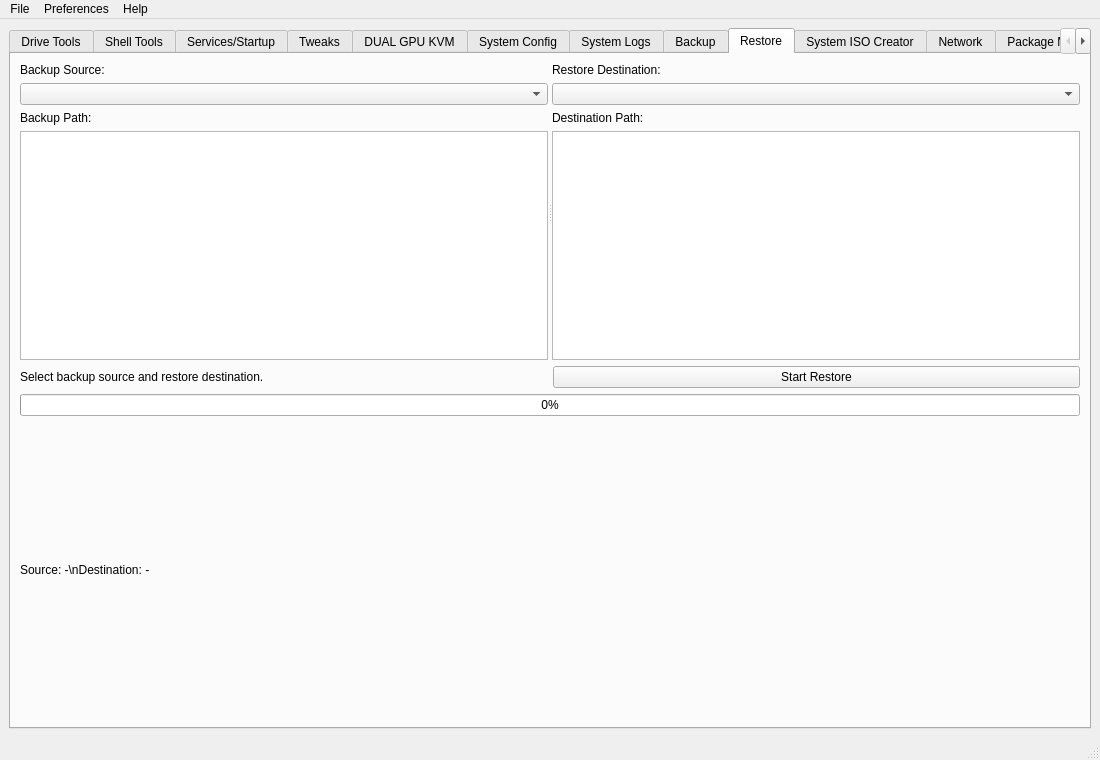
XetalEngine/CachyOsTools, file mainwindow.ui: the form before one commit.
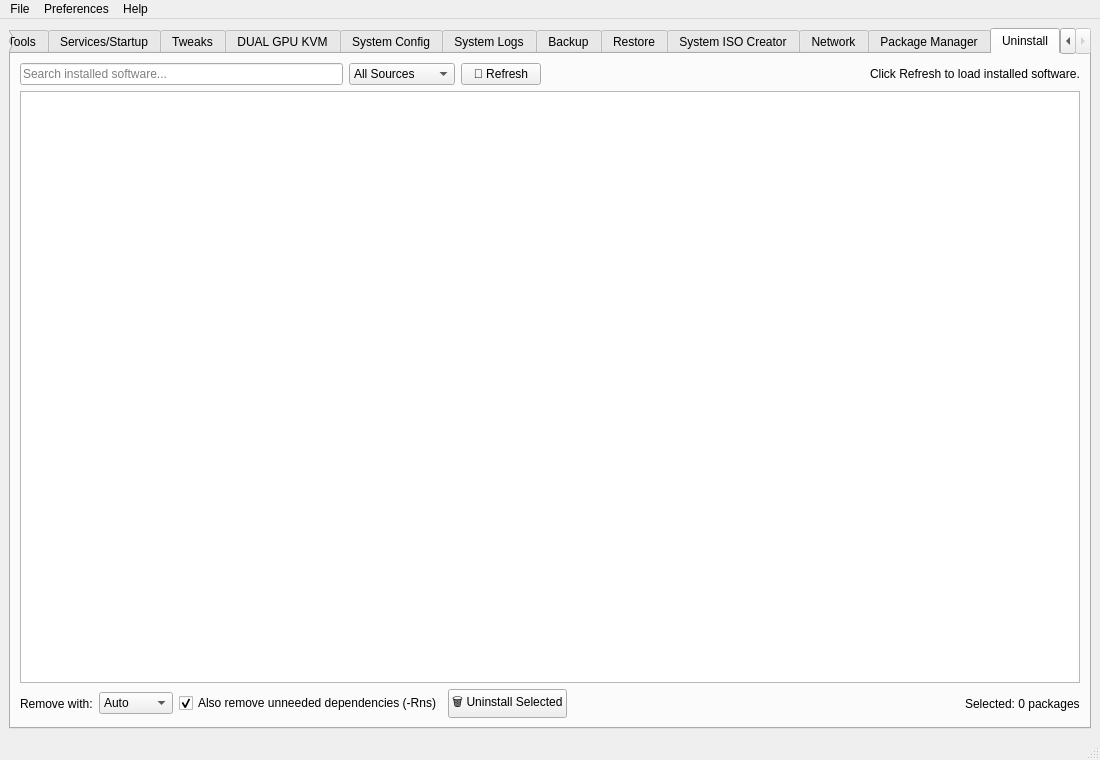
The form after the commit. The open tabs and pages were chosen to show the change.

Commit message: uninstall apps sortable added

```diff
--- a/mainwindow.ui
+++ b/mainwindow.ui
@@ -3686,6 +3686,164 @@
         </item>
        </layout>
       </widget>
+      <widget class="QWidget" name="uninstallTab">
+       <attribute name="title">
+        <string>Uninstall</string>
+       </attribute>
+       <layout class="QVBoxLayout" name="verticalLayout_uninstall">
+        <item>
+         <layout class="QHBoxLayout" name="uninstallTopLayout">
+          <item>
+           <widget class="QLineEdit" name="uninstallSearch">
+            <property name="placeholderText">
+             <string>Search installed software...</string>
+            </property>
+           </widget>
+          </item>
+          <item>
+           <widget class="QComboBox" name="uninstallSourceFilter">
+            <property name="toolTip">
+             <string>Filter by package source</string>
+            </property>
+            <item>
+             <property name="text">
+              <string>All Sources</string>
+             </property>
+            </item>
+            <item>
+             <property name="text">
+              <string>Official Repos</string>
+             </property>
+            </item>
+            <item>
+             <property name="text">
+              <string>AUR / Foreign</string>
+             </property>
+            </item>
+           </widget>
+          </item>
+          <item>
+           <widget class="QPushButton" name="uninstallRefreshButton">
+            <property name="text">
+             <string>🔄 Refresh</string>
+            </property>
+           </widget>
+          </item>
+          <item>
+           <spacer name="uninstallTopSpacer">
+            <property name="orientation">
+             <enum>Qt::Orientation::Horizontal</enum>
+            </property>
+            <property name="sizeHint" stdset="0">
+             <size>
+              <width>40</width>
+              <height>20</height>
+             </size>
+            </property>
+           </spacer>
+          </item>
+          <item>
+           <widget class="QLabel" name="uninstallCountLabel">
+            <property name="text">
+             <string>Click Refresh to load installed software.</string>
+            </property>
+           </widget>
+          </item>
+         </layout>
+        </item>
+        <item>
+         <widget class="QTableWidget" name="uninstallTable">
+          <property name="alternatingRowColors">
+           <bool>true</bool>
+          </property>
+          <property name="selectionBehavior">
+           <enum>QAbstractItemView::SelectionBehavior::SelectRows</enum>
+          </property>
+          <property name="selectionMode">
+           <enum>QAbstractItemView::SelectionMode::ExtendedSelection</enum>
+          </property>
+          <property name="sortingEnabled">
+           <bool>true</bool>
+          </property>
+         </widget>
+        </item>
+        <item>
+         <layout class="QHBoxLayout" name="uninstallActionsLayout">
+          <item>
+           <widget class="QLabel" name="uninstallHelperLabel">
+            <property name="text">
+             <string>Remove with:</string>
+            </property>
+           </widget>
+          </item>
+          <item>
+           <widget class="QComboBox" name="uninstallHelperCombo">
+            <property name="toolTip">
+             <string>Tool used to remove the selected packages. Auto picks pacman.</string>
+            </property>
+            <item>
+             <property name="text">
+              <string>Auto</string>
+             </property>
+            </item>
+            <item>
+             <property name="text">
+              <string>Pacman</string>
+             </property>
+            </item>
+            <item>
+             <property name="text">
+              <string>Yay</string>
+             </property>
+            </item>
+            <item>
+             <property name="text">
+              <string>Paru</string>
+             </property>
+            </item>
+           </widget>
+          </item>
+          <item>
+           <widget class="QCheckBox" name="uninstallDepsCheckBox">
+            <property name="text">
+             <string>Also remove unneeded dependencies (-Rns)</string>
+            </property>
+            <property name="checked">
+             <bool>true</bool>
+            </property>
+           </widget>
+          </item>
+          <item>
+           <widget class="QPushButton" name="uninstallButton">
+            <property name="text">
+             <string>🗑️ Uninstall Selected</string>
+            </property>
+           </widget>
+          </item>
+          <item>
+           <spacer name="uninstallActionsSpacer">
+            <property name="orientation">
+             <enum>Qt::Orientation::Horizontal</enum>
+            </property>
+            <property name="sizeHint" stdset="0">
+             <size>
+              <width>40</width>
+              <height>20</height>
+             </size>
+            </property>
+           </spacer>
+          </item>
+          <item>
+           <widget class="QLabel" name="uninstallSelectedSizeLabel">
+            <property name="text">
+             <string>Selected: 0 packages</string>
+            </property>
+           </widget>
+          </item>
+         </layout>
+        </item>
+       </layout>
+      </widget>
      </widget>
     </item>
    </layout>
```
The commit also changes 6 other files.
